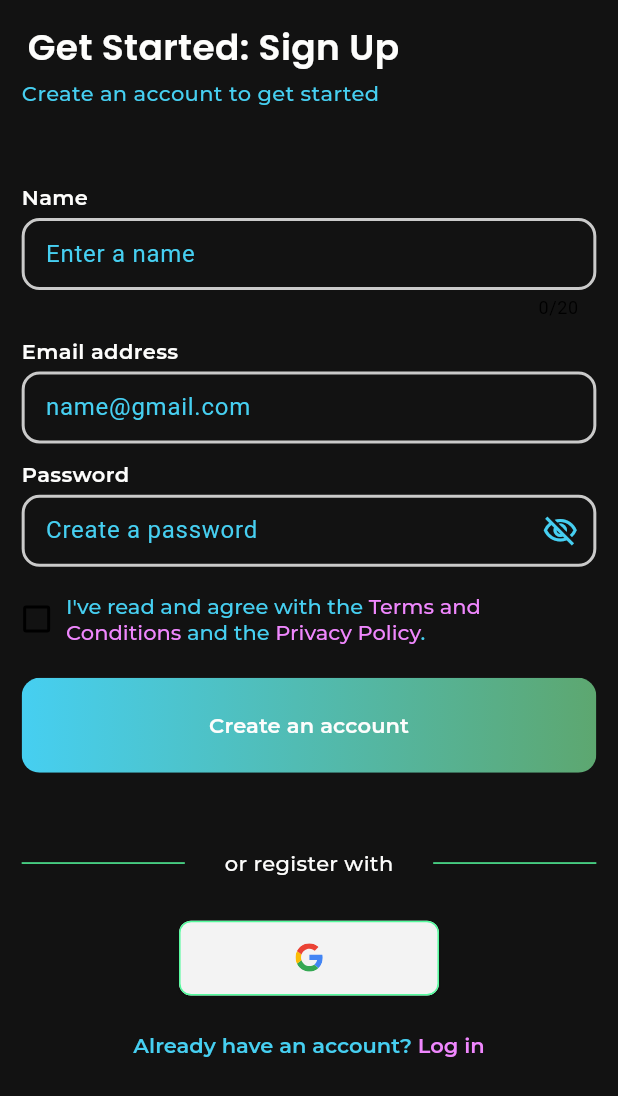
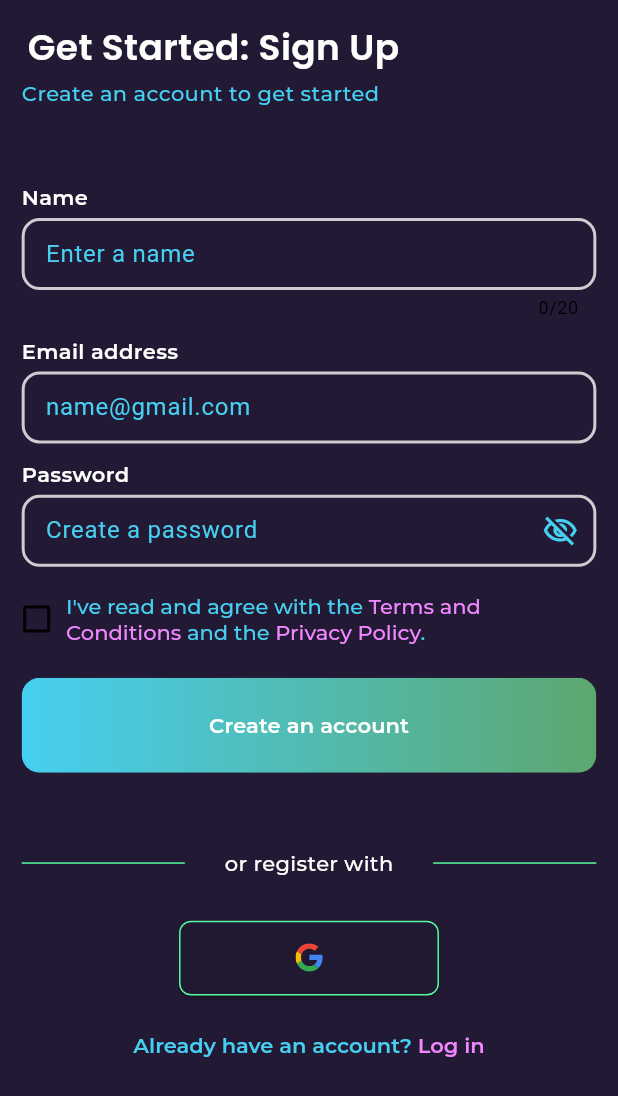
Before and after one commit to SayNode/skillbuddy-solana-flutter, a Flutter app: the CreateAccountPage screen opened directly, on a phone screen of 412 x 824 dp. Shown: the top 1096 px of the screen. Run offline on Flutter 3.47's test engine with Material 3 defaults, Android fonts, the phone set to English and light mode, and no system bars; our stand-ins replace auto_size_text, cached_network_image, dotted_border, extended_image, file, firebase_analytics and 25 more; missing offline and left inert: cached_network_image_platform_interface, firebase_app_check, flutter_branch_sdk, flutter_exif_rotation, is_first_run, solana and 2 more; accounts and stored records are empty; project files that could hold a hidden picture were left out.

Commit message:
Refactor button styles and SVG colors for consistency across login pages

```diff
--- a/lib/page/create_account_and_login/login_page.dart
+++ b/lib/page/create_account_and_login/login_page.dart
@@ -129,6 +129,7 @@ class LoginPage extends GetView<LoginController> {
                         const Gap(8),
                         Material(
                           borderRadius: BorderRadius.circular(8),
+                          color: Colors.transparent,
                           child: InkWell(
                             borderRadius: BorderRadius.circular(8),
                             onTap: () => Get.to<Widget>(ForgotPassword.new),
--- a/lib/page/create_account_and_login/login_simplified.dart
+++ b/lib/page/create_account_and_login/login_simplified.dart
@@ -117,6 +117,7 @@ class SimpleLoginPage extends GetView<SimpleLoginController> {
                         const Gap(8),
                         Material(
                           borderRadius: BorderRadius.circular(8),
+                          color: Colors.transparent,
                           child: InkWell(
                             borderRadius: BorderRadius.circular(8),
                             onTap: () => Get.to<Widget>(ForgotPassword.new),
--- a/lib/page/create_account_and_login/widgets/google_apple_buttons.dart
+++ b/lib/page/create_account_and_login/widgets/google_apple_buttons.dart
@@ -32,6 +32,8 @@ class GoogleAppleButtons extends GetView<AppleGoogleController> {
                 ),
               ),
               style: ButtonStyle(
+                backgroundColor:
+                    WidgetStateProperty.all<Color>(skillBuddyTheme.seashell),
                 surfaceTintColor:
                     WidgetStateProperty.all<Color>(skillBuddyTheme.linen),
                 shape: WidgetStateProperty.all<OutlinedBorder>(
@@ -53,6 +55,8 @@ class GoogleAppleButtons extends GetView<AppleGoogleController> {
               ElevatedButton(
                 onPressed: () => controller.appleSignInPressed(),
                 style: ButtonStyle(
+                  backgroundColor:
+                      WidgetStateProperty.all<Color>(skillBuddyTheme.seashell),
                   surfaceTintColor:
                       WidgetStateProperty.all<Color>(skillBuddyTheme.linen),
                   shape: WidgetStateProperty.all<OutlinedBorder>(
@@ -68,7 +72,9 @@ class GoogleAppleButtons extends GetView<AppleGoogleController> {
                     ),
                   ),
                 ),
-                child: SvgPicture.asset('asset/icons/apple.svg'),
+                child: SvgPicture.asset(
+                  'asset/icons/apple.svg',
+                ),
               ),
           ],
         ),
--- a/lib/widget/skillbuddy_scaffold.dart
+++ b/lib/widget/skillbuddy_scaffold.dart
@@ -32,7 +32,7 @@ class SkillBuddyScaffold extends StatelessWidget {
   Widget build(BuildContext context) {
     final CustomTheme theme = Get.put(ThemeService()).theme;
     Scaffold scaffold() => Scaffold(
-          backgroundColor: backgroundColor ?? theme.linen,
+          backgroundColor: backgroundColor ?? theme.seashell,
           resizeToAvoidBottomInset: resizeToAvoidBottomInset,
           appBar: title == null
               ? null
```
Also changed, not shown: asset/icons/apple.svg.
